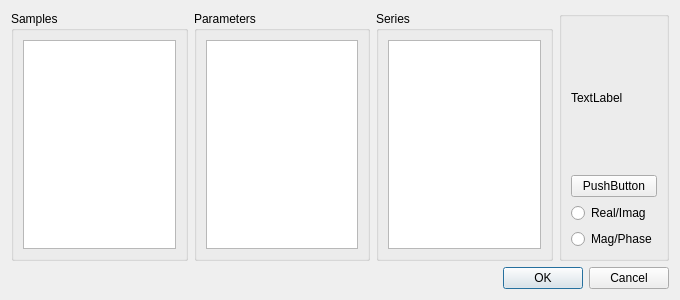
The window that UI/CompilationConfiguration.ui (Belden-Montreal/SNP-Cable-Analyser) describes before a commit, drawn with Qt 5.
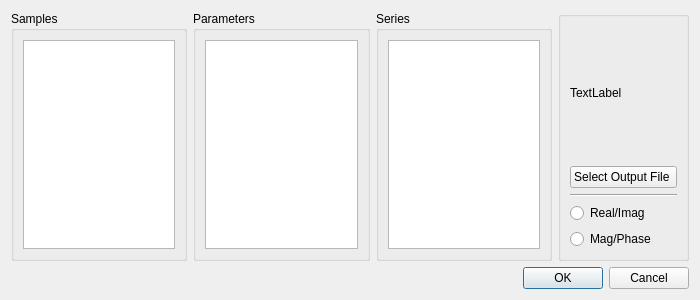
The same window after the commit.

Diff of the .ui file:
```diff
--- a/UI/CompilationConfiguration.ui
+++ b/UI/CompilationConfiguration.ui
@@ -6,7 +6,7 @@
    <rect>
     <x>0</x>
     <y>0</y>
-    <width>680</width>
+    <width>700</width>
     <height>300</height>
    </rect>
   </property>
@@ -72,12 +72,19 @@
             <item>
              <widget class="QPushButton" name="pushButton">
               <property name="text">
-               <string>PushButton</string>
+               <string>Select Output File </string>
               </property>
              </widget>
             </item>
            </layout>
           </item>
+          <item>
+           <widget class="Line" name="line">
+            <property name="orientation">
+             <enum>Qt::Horizontal</enum>
+            </property>
+           </widget>
+          </item>
           <item>
            <layout class="QVBoxLayout" name="verticalLayout_3">
             <item>
```
